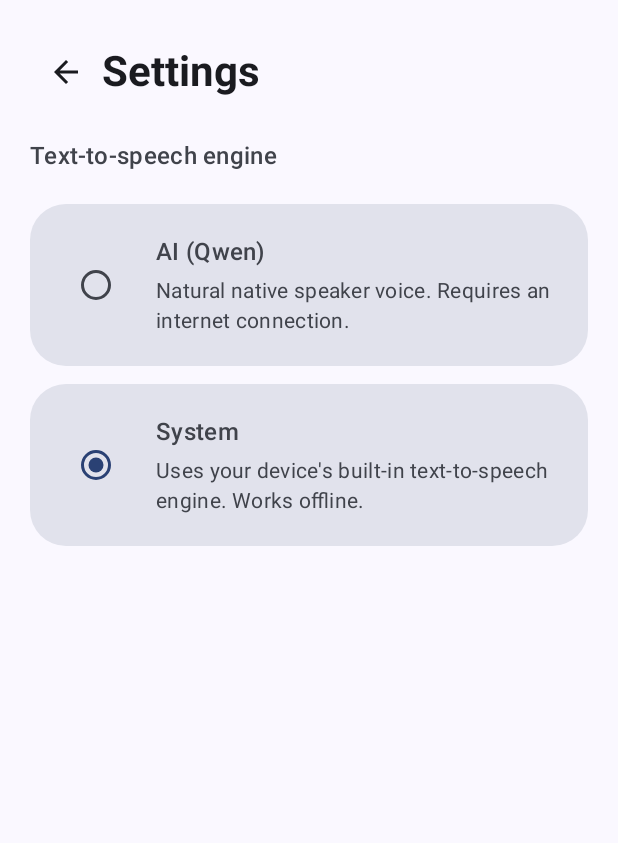
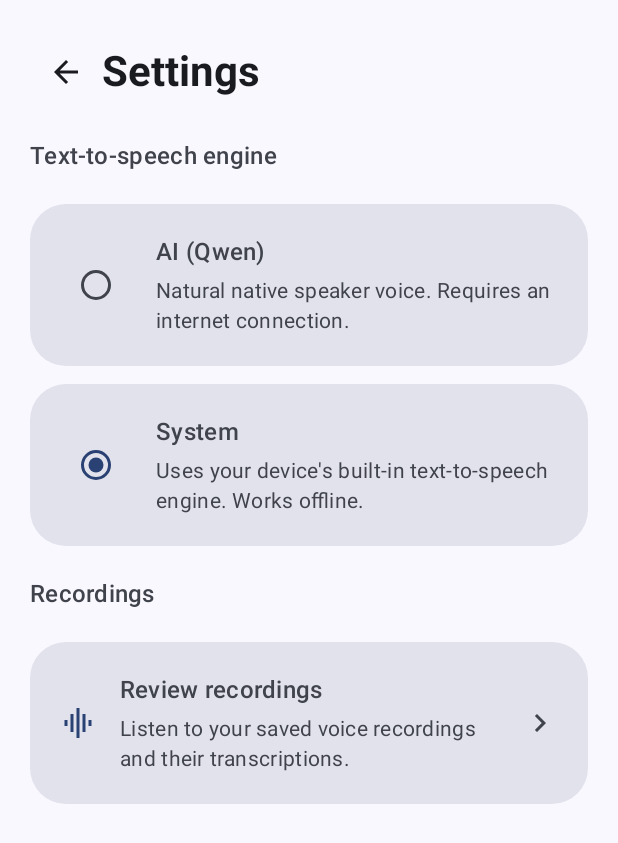
Before and after one commit to Queatz/MicrocosmicDisambiguation, an Android app built with Jetpack Compose: the SettingsScreen screen opened through its navigation route, on a phone screen of 412 x 824 dp. Shown: the top 843 px of the screen. Run offline under Robolectric (Android 15) with nearby library versions, the phone set to English and light mode, and no system bars; libraries missing offline, so code that uses them is left out: io.objectbox, io.objectbox.kotlin, io.objectbox.query; 2 statements that could not run were skipped.

Commit message:
Record voice input

```diff
--- a/app/src/main/java/com/queatz/microcosmicdisambiguation/MainActivity.kt
+++ b/app/src/main/java/com/queatz/microcosmicdisambiguation/MainActivity.kt
@@ -35,6 +35,7 @@ import com.queatz.microcosmicdisambiguation.audio.TtsEngine
 import com.queatz.microcosmicdisambiguation.data.TtsMode
 import com.queatz.microcosmicdisambiguation.ui.HomeScreen
 import com.queatz.microcosmicdisambiguation.ui.MissionScreen
+import com.queatz.microcosmicdisambiguation.ui.RecordingsScreen
 import com.queatz.microcosmicdisambiguation.ui.SettingsScreen
 import com.queatz.microcosmicdisambiguation.ui.StudyScreen
 import com.queatz.microcosmicdisambiguation.ui.theme.MicrocosmicDisambiguationTheme
@@ -55,6 +56,7 @@ private const val ROUTE_HOME = "home"
 private const val ROUTE_STUDY = "study"
 private const val ROUTE_MISSION = "mission"
 private const val ROUTE_SETTINGS = "settings"
+private const val ROUTE_RECORDINGS = "recordings"
 private const val ARG_ID = "id"
 
 @Composable
@@ -80,7 +82,14 @@ fun MicrocosmicDisambiguationApp() {
     // Real-time speech-to-text for dictating the "IRL situation" on the home screen.
     val speechRecognizer = remember { QwenSpeechRecognizer() }
     DisposableEffect(speechRecognizer) {
-        onDispose { speechRecognizer.shutdown() }
+        // Persist the raw audio and final transcript of each completed dictation session.
+        speechRecognizer.onSessionComplete = { audio, transcript ->
+            viewModel.saveRecording(audio, transcript)
+        }
+        onDispose {
+            speechRecognizer.onSessionComplete = null
+            speechRecognizer.shutdown()
+        }
     }
 
     var ttsPromptDismissed by remember { mutableStateOf(false) }
@@ -152,6 +161,7 @@ fun MicrocosmicDisambiguationApp() {
                     onOpenSession = { id -> navController.navigate("$ROUTE_STUDY/$id") },
                     onDeleteSession = { id -> viewModel.deleteSession(id) },
                     onOpenSettings = { navController.navigate(ROUTE_SETTINGS) },
+                    onDismissError = { viewModel.clearError() },
                 )
             }
             composable(ROUTE_SETTINGS) {
@@ -159,6 +169,15 @@ fun MicrocosmicDisambiguationApp() {
                     ttsMode = state.ttsMode,
                     onSelectMode = { viewModel.setTtsMode(it) },
                     onBack = { navController.popBackStack() },
+                    onOpenRecordings = { navController.navigate(ROUTE_RECORDINGS) },
+                )
+            }
+            composable(ROUTE_RECORDINGS) {
+                val recordings by viewModel.recordings.collectAsState()
+                RecordingsScreen(
+                    recordings = recordings,
+                    onBack = { navController.popBackStack() },
+                    onDelete = { id -> viewModel.deleteRecording(id) },
                 )
             }
             composable(
--- a/app/src/main/java/com/queatz/microcosmicdisambiguation/MainViewModel.kt
+++ b/app/src/main/java/com/queatz/microcosmicdisambiguation/MainViewModel.kt
@@ -5,6 +5,8 @@ import androidx.lifecycle.AndroidViewModel
 import androidx.lifecycle.viewModelScope
 import com.queatz.microcosmicdisambiguation.ai.QwenService
 import com.queatz.microcosmicdisambiguation.data.MissionSet
+import com.queatz.microcosmicdisambiguation.data.RecordingEntity
+import com.queatz.microcosmicdisambiguation.data.RecordingRepository
 import com.queatz.microcosmicdisambiguation.data.SettingsRepository
 import com.queatz.microcosmicdisambiguation.data.SituationEntity
 import com.queatz.microcosmicdisambiguation.data.SituationRepository
@@ -44,6 +46,7 @@ data class MissionUiState(
 class MainViewModel(application: Application) : AndroidViewModel(application) {
 
     private val repository = SituationRepository(application)
+    private val recordingRepository = RecordingRepository(application)
     private val settings = SettingsRepository(application)
 
     /** Exposed so the UI can build the Qwen-backed text-to-speech engine. */
@@ -56,8 +59,12 @@ class MainViewModel(application: Application) : AndroidViewModel(application) {
     private val _missionState = MutableStateFlow(MissionUiState())
     val missionState: StateFlow<MissionUiState> = _missionState.asStateFlow()
 
+    private val _recordings = MutableStateFlow<List<RecordingEntity>>(emptyList())
+    val recordings: StateFlow<List<RecordingEntity>> = _recordings.asStateFlow()
+
     init {
         refreshHistory()
+        refreshRecordings()
     }
 
     /** Persists the selected text-to-speech engine and updates the UI state. */
@@ -68,6 +75,26 @@ class MainViewModel(application: Application) : AndroidViewModel(application) {
 
     private fun refreshHistory() {
         _uiState.update { it.copy(history = repository.all()) }
+    }
+
+    private fun refreshRecordings() {
+        _recordings.value = recordingRepository.all()
+    }
+
+    /** Persists a completed dictation [audio]/[transcript] pair, then refreshes the recordings list. */
+    fun saveRecording(audio: ByteArray, transcript: String) {
+        viewModelScope.launch {
+            withContext(Dispatchers.IO) { recordingRepository.save(audio, transcript) }
+            refreshRecordings()
+        }
+    }
+
+    /** Deletes the stored recording with [id] (and its audio file) and refreshes the list. */
+    fun deleteRecording(id: Long) {
+        viewModelScope.launch {
+            withContext(Dispatchers.IO) { recordingRepository.delete(id) }
+            refreshRecordings()
+        }
     }
 
     /**
--- a/app/src/main/java/com/queatz/microcosmicdisambiguation/data/SituationRepository.kt
+++ b/app/src/main/java/com/queatz/microcosmicdisambiguation/data/SituationRepository.kt
@@ -2,7 +2,6 @@ package com.queatz.microcosmicdisambiguation.data
 
 import android.content.Context
 import io.objectbox.Box
-import io.objectbox.BoxStore
 import io.objectbox.kotlin.boxFor
 import io.objectbox.query.QueryBuilder
 import kotlinx.serialization.json.Json
@@ -12,7 +11,7 @@ import kotlinx.serialization.json.Json
  */
 class SituationRepository(context: Context) {
 
-    private val box: Box<SituationEntity> = store(context).boxFor()
+    private val box: Box<SituationEntity> = ObjectBox.store(context).boxFor()
 
     /** Returns all saved situations, newest first. */
     fun all(): List<SituationEntity> =
@@ -55,17 +54,5 @@ class SituationRepository(context: Context) {
 
     companion object {
         private val json = Json { ignoreUnknownKeys = true }
-
-        @Volatile
-        private var boxStore: BoxStore? = null
-
-        /** Lazily builds a single application-wide [BoxStore]. */
-        private fun store(context: Context): BoxStore =
-            boxStore ?: synchronized(this) {
-                boxStore ?: MyObjectBox.builder()
-                    .androidContext(context.applicationContext)
-                    .build()
-                    .also { boxStore = it }
-            }
     }
 }
--- a/app/src/main/java/com/queatz/microcosmicdisambiguation/ui/HomeScreen.kt
+++ b/app/src/main/java/com/queatz/microcosmicdisambiguation/ui/HomeScreen.kt
@@ -7,6 +7,7 @@ import androidx.activity.compose.rememberLauncherForActivityResult
 import androidx.activity.result.contract.ActivityResultContracts
 import androidx.compose.animation.AnimatedVisibility
 import androidx.compose.foundation.ExperimentalFoundationApi
+import androidx.compose.foundation.clickable
 import androidx.compose.foundation.combinedClickable
 import androidx.compose.foundation.layout.Arrangement
 import androidx.compose.foundation.layout.Column
@@ -54,6 +55,8 @@ import androidx.compose.ui.focus.FocusRequester
 import androidx.compose.ui.focus.focusRequester
 import androidx.compose.ui.text.font.FontWeight
 import androidx.compose.ui.text.input.ImeAction
+import androidx.compose.ui.text.input.TextFieldValue
+import androidx.compose.ui.text.TextRange
 import androidx.compose.ui.unit.dp
 import androidx.compose.ui.platform.LocalConfiguration
 import androidx.compose.ui.platform.LocalContext
@@ -70,9 +73,10 @@ fun HomeScreen(
     onOpenSession: (Long) -> Unit,
     onDeleteSession: (Long) -> Unit,
     onOpenSettings: () -> Unit,
+    onDismissError: () -> Unit,
     modifier: Modifier = Modifier,
 ) {
-    var situation by remember { mutableStateOf("") }
+    var situation by remember { mutableStateOf(TextFieldValue("")) }
     val focusRequester = remember { FocusRequester() }
 
     LaunchedEffect(Unit) {
@@ -97,6 +101,7 @@ fun HomeScreen(
                 situation = situation,
                 onSituationChange = { situation = it },
                 onStudy = onStudy,
+                onDismissError = onDismissError,
                 focusRequester = focusRequester,
                 modifier = Modifier.weight(1f),
             )
@@ -121,6 +126,7 @@ fun HomeScreen(
                 situation = situation,
                 onSituationChange = { situation = it },
                 onStudy = onStudy,
+                onDismissError = onDismissError,
                 focusRequester = focusRequester,
             )
             PreviousSessionsSection(
@@ -137,9 +143,10 @@ fun HomeScreen(
 private fun MainSection(
     state: HomeUiState,
     recognizer: QwenSpeechRecognizer,
-    situation: String,
-    onSituationChange: (String) -> Unit,
+    situation: TextFieldValue,
+    onSituationChange: (TextFieldValue) -> Unit,
     onStudy: (String) -> Unit,
+    onDismissError: () -> Unit,
     focusRequester: FocusRequester,
     modifier: Modifier = Modifier,
 ) {
@@ -153,7 +160,9 @@ private fun MainSection(
         recognizer.onListeningChanged = { isListening = it }
         recognizer.onTextChanged = { text ->
             val base = transcriptBase
-            onSituationChange(if (base.isBlank()) text else "$base $text")
+            val combined = if (base.isBlank()) text else "$base $text"
+            // Keep the caret at the end so the latest dictated words are always visible.
+            onSituationChange(TextFieldValue(combined, selection = TextRange(combined.length)))
         }
         onDispose {
             recognizer.onListeningChanged = null
@@ -163,7 +172,7 @@ private fun MainSection(
     }
 
     fun beginListening() {
-        transcriptBase = situation.trimEnd()
+        transcriptBase = situation.text.trimEnd()
         recognizer.start()
     }
 
@@ -223,7 +232,7 @@ private fun MainSection(
                     .focusRequester(focusRequester),
                 enabled = !state.isGenerating,
                 keyboardOptions = KeyboardOptions(imeAction = ImeAction.Go),
-                keyboardActions = KeyboardActions(onGo = { onStudy(situation) }),
+                keyboardActions = KeyboardActions(onGo = { onStudy(situation.text) }),
             )
 
             IconButton(
@@ -244,8 +253,8 @@ private fun MainSection(
         }
 
         Button(
-            onClick = { onStudy(situation) },
-            enabled = situation.isNotBlank() && !state.isGenerating,
+            onClick = { onStudy(situation.text) },
+            enabled = situation.text.isNotBlank() && !state.isGenerating,
             shape = RoundedCornerShape(20.dp),
             contentPadding = PaddingValues(vertical = 16.dp),
             modifier = Modifier.fillMaxWidth(),
@@ -269,7 +278,10 @@ private fun MainSection(
                 Surface(
                     shape = RoundedCornerShape(16.dp),
                     color = MaterialTheme.colorScheme.errorContainer,
-                    modifier = Modifier.fillMaxWidth(),
+                    modifier = Modifier
+                        .fillMaxWidth()
+                        .clip(RoundedCornerShape(16.dp))
+                        .clickable { onDismissError() },
                 ) {
                     Text(
                         text = error,
--- a/app/src/main/java/com/queatz/microcosmicdisambiguation/ui/SettingsScreen.kt
+++ b/app/src/main/java/com/queatz/microcosmicdisambiguation/ui/SettingsScreen.kt
@@ -6,10 +6,15 @@ import androidx.compose.foundation.layout.Row
 import androidx.compose.foundation.layout.fillMaxSize
 import androidx.compose.foundation.layout.fillMaxWidth
 import androidx.compose.foundation.layout.padding
+import androidx.compose.foundation.rememberScrollState
+import androidx.compose.foundation.verticalScroll
+import androidx.compose.foundation.clickable
 import androidx.compose.foundation.selection.selectable
 import androidx.compose.foundation.shape.RoundedCornerShape
 import androidx.compose.material.icons.Icons
 import androidx.compose.material.icons.automirrored.filled.ArrowBack
+import androidx.compose.material.icons.automirrored.filled.KeyboardArrowRight
+import androidx.compose.material.icons.filled.GraphicEq
 import androidx.compose.material3.Card
 import androidx.compose.material3.CardDefaults
 import androidx.compose.material3.Icon
@@ -33,11 +38,13 @@ fun SettingsScreen(
     ttsMode: TtsMode,
     onSelectMode: (TtsMode) -> Unit,
     onBack: () -> Unit,
+    onOpenRecordings: () -> Unit,
     modifier: Modifier = Modifier,
 ) {
     Column(
         modifier = modifier
             .fillMaxSize()
+            .verticalScroll(rememberScrollState())
             .padding(horizontal = 20.dp, vertical = 24.dp),
         verticalArrangement = Arrangement.spacedBy(20.dp),
     ) {
@@ -75,6 +82,63 @@ fun SettingsScreen(
                 description = "Uses your device's built-in text-to-speech engine. Works offline.",
                 selected = ttsMode == TtsMode.System,
                 onSelect = { onSelectMode(TtsMode.System) },
+            )
+        }
+
+        Text(
+            text = "Recordings",
+            style = MaterialTheme.typography.titleMedium,
+            fontWeight = FontWeight.SemiBold,
+            color = MaterialTheme.colorScheme.onSurfaceVariant,
+        )
+
+        RecordingsEntry(onClick = onOpenRecordings)
+    }
+}
+
+@Composable
+private fun RecordingsEntry(onClick: () -> Unit) {
+    Card(
+        shape = RoundedCornerShape(24.dp),
+        colors = CardDefaults.cardColors(
+            containerColor = MaterialTheme.colorScheme.surfaceVariant,
+        ),
+        elevation = CardDefaults.cardElevation(defaultElevation = 0.dp),
+        modifier = Modifier
+            .fillMaxWidth()
+            .clickable(onClick = onClick),
+    ) {
+        Row(
+            modifier = Modifier
+                .fillMaxWidth()
+                .padding(20.dp),
+            horizontalArrangement = Arrangement.spacedBy(16.dp),
+            verticalAlignment = Alignment.CenterVertically,
+        ) {
+            Icon(
+                imageVector = Icons.Default.GraphicEq,
+                contentDescription = null,
+                tint = MaterialTheme.colorScheme.primary,
+            )
+            Column(
+                modifier = Modifier.weight(1f),
+                verticalArrangement = Arrangement.spacedBy(4.dp),
+            ) {
+                Text(
+                    text = "Review recordings",
+                    style = MaterialTheme.typography.titleMedium,
+                    fontWeight = FontWeight.SemiBold,
+                )
+                Text(
+                    text = "Listen to your saved voice recordings and their transcriptions.",
+                    style = MaterialTheme.typography.bodyMedium,
+                    color = MaterialTheme.colorScheme.onSurfaceVariant,
+                )
+            }
+            Icon(
+                imageVector = Icons.AutoMirrored.Filled.KeyboardArrowRight,
+                contentDescription = null,
+                tint = MaterialTheme.colorScheme.onSurfaceVariant,
             )
         }
     }
```
Also changed, not shown: app/src/main/java/com/queatz/microcosmicdisambiguation/audio/QwenSpeechRecognizer.kt (+30 -0 lines), app/src/main/java/com/queatz/microcosmicdisambiguation/audio/Wav.kt (added, +54 -0 lines), app/src/main/java/com/queatz/microcosmicdisambiguation/data/ObjectBox.kt (added, +23 -0 lines), app/src/main/java/com/queatz/microcosmicdisambiguation/data/RecordingEntity.kt (added, +21 -0 lines), app/src/main/java/com/queatz/microcosmicdisambiguation/data/RecordingRepository.kt (added, +56 -0 lines), app/src/main/java/com/queatz/microcosmicdisambiguation/ui/RecordingsScreen.kt (added, +193 -0 lines), 1 other file.
